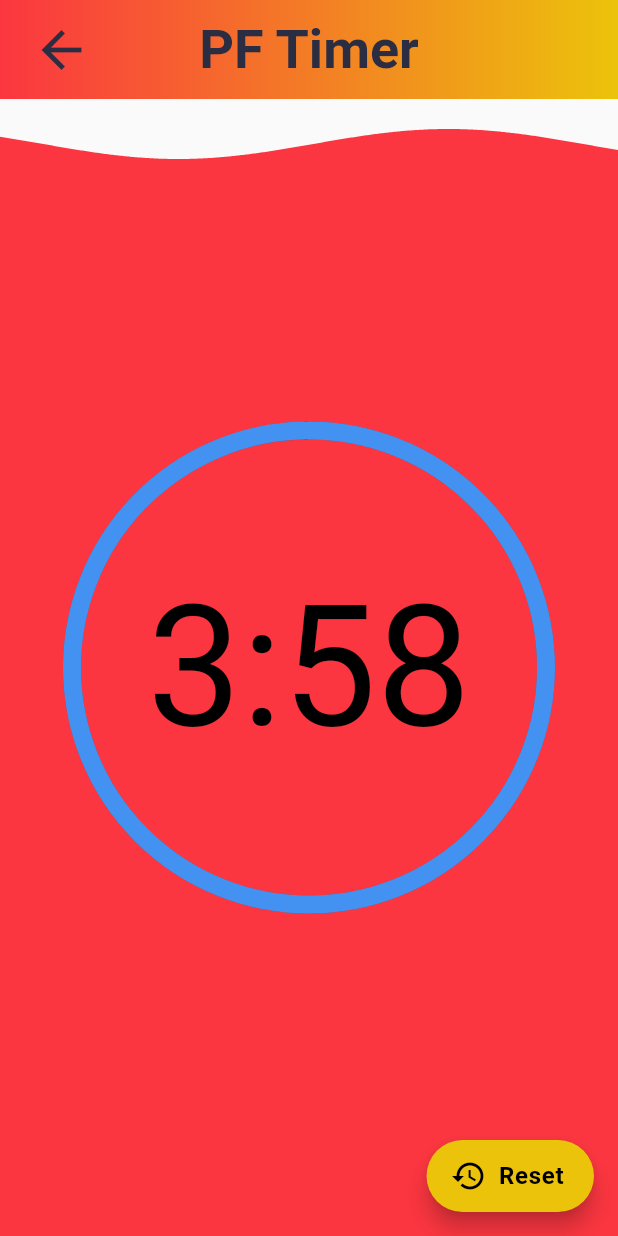
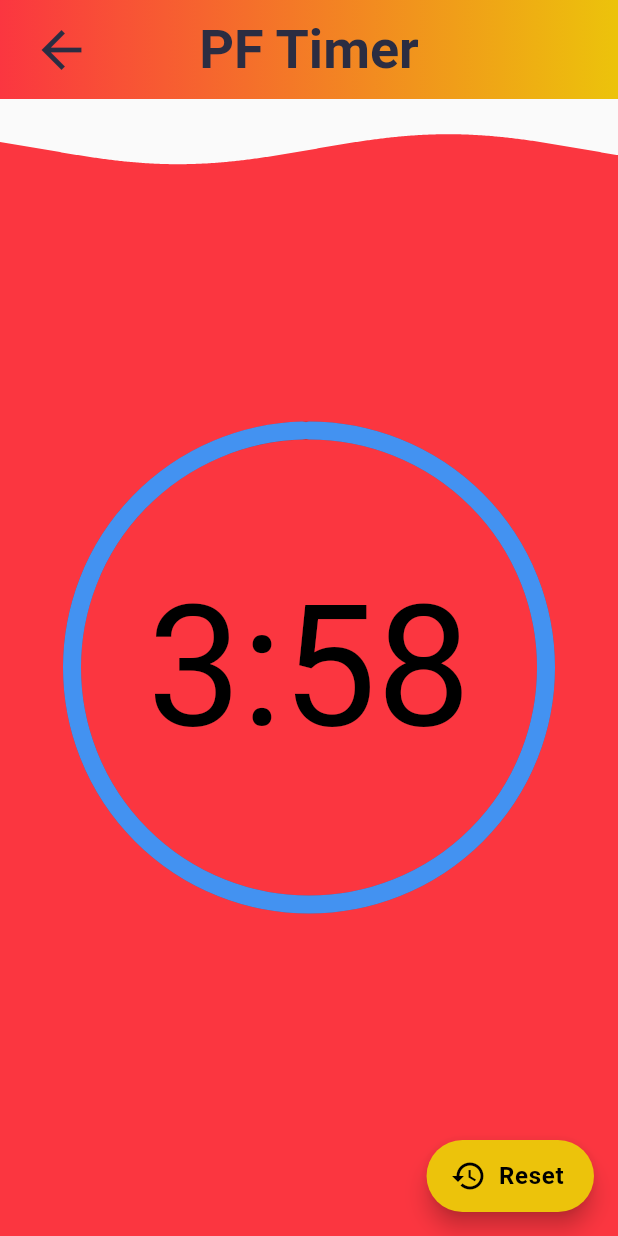
Before and after one commit to Tantan4321/pf_timer, a Flutter app: the TimerPage screen opened directly with sample values from the repository, after a tap on an icon or button, on a phone screen of 412 x 824 dp. Run offline on Flutter 3.47's test engine with Material 2 defaults, Android fonts, the phone set to English and light mode, and no system bars.

Commit message:
Correctly functioning background

```diff
--- a/lib/ui/timer/timer.dart
+++ b/lib/ui/timer/timer.dart
@@ -46,8 +46,6 @@ class _TimerPageState extends State<TimerPage> with TickerProviderStateMixin {
   @override
   Widget build(BuildContext context) {
     ThemeData themeData = Theme.of(context);
-    Size size = new Size(MediaQuery.of(context).size.width,
-        MediaQuery.of(context).size.height - 66);
 
     return Scaffold(
       body: Column(
@@ -75,6 +73,10 @@ class _TimerPageState extends State<TimerPage> with TickerProviderStateMixin {
                       child: AnimatedBuilder(
                         animation: _controller,
                         builder: (context, child) {
+                          Size size = Size(
+                              MediaQuery.of(context).size.width,
+                              (MediaQuery.of(context).size.height - 66) *
+                                  _controller.value);
                           return DemoBody(size: size, color: timer.color);
                         },
                       ),
```
